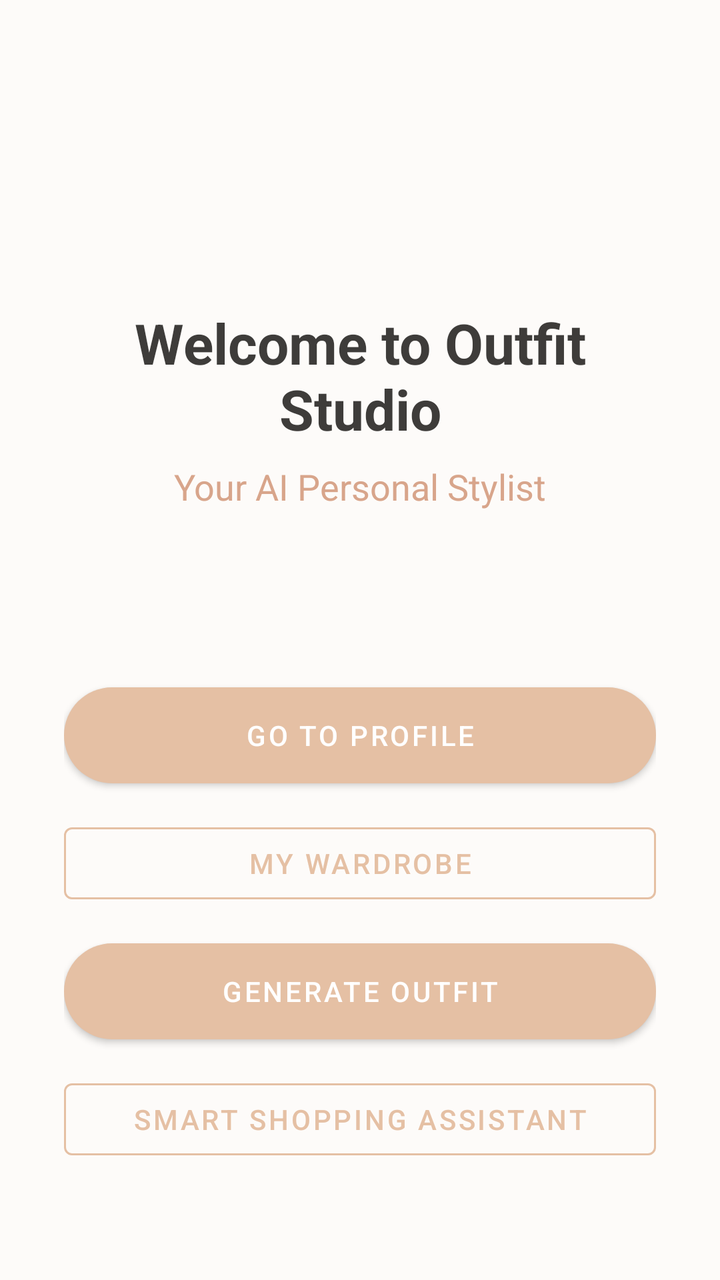
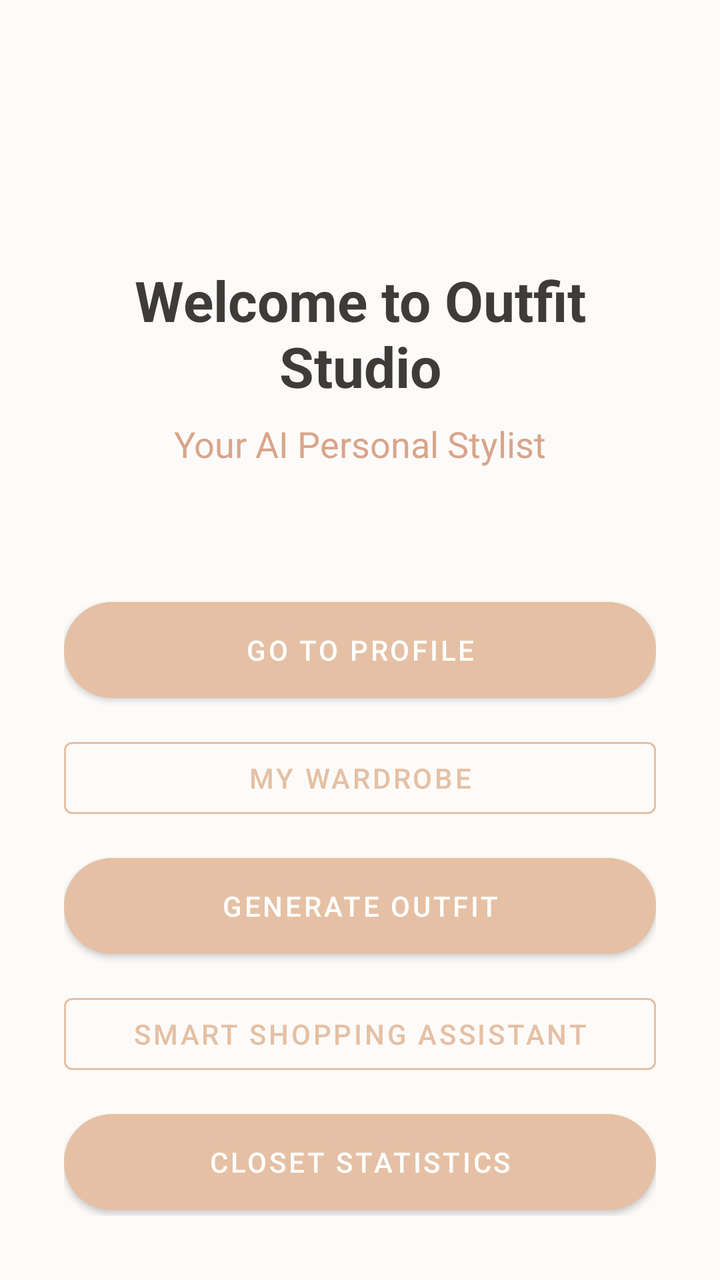

Before-and-after screenshots of an Android layout around one commit, followed by the original layout XML and the change that was made.
<!-- AndroidManifest.xml: application theme Theme.OutfitStudio -->
<!-- res/layout/activity_home.xml -->
<?xml version="1.0" encoding="utf-8"?>
<androidx.constraintlayout.widget.ConstraintLayout xmlns:android="http://schemas.android.com/apk/res/android"
    xmlns:app="http://schemas.android.com/apk/res-auto"
    android:layout_width="match_parent"
    android:layout_height="match_parent"
    android:background="@color/background"
    android:padding="32dp">

    <TextView
        android:id="@+id/tvWelcome"
        android:layout_width="wrap_content"
        android:layout_height="wrap_content"
        android:text="Welcome to Outfit Studio"
        android:textSize="28sp"
        android:textStyle="bold"
        android:textColor="@color/on_background"
        android:textAlignment="center"
        app:layout_constraintTop_toTopOf="parent"
        app:layout_constraintBottom_toTopOf="@id/btnProfile"
        app:layout_constraintStart_toStartOf="parent"
        app:layout_constraintEnd_toEndOf="parent"
        app:layout_constraintVertical_chainStyle="packed"/>
        
    <TextView
        android:id="@+id/tvSubtitle"
        android:layout_width="wrap_content"
        android:layout_height="wrap_content"
        android:text="Your AI Personal Stylist"
        android:textSize="18sp"
        android:textColor="@color/primary_variant"
        app:layout_constraintTop_toBottomOf="@id/tvWelcome"
        app:layout_constraintStart_toStartOf="parent"
        app:layout_constraintEnd_toEndOf="parent"
        android:layout_marginTop="8dp"/>

    <Button
        android:id="@+id/btnProfile"
        android:layout_width="match_parent"
        android:layout_height="wrap_content"
        android:text="Go to Profile"
        android:textColor="@color/on_primary"
        android:background="@drawable/bg_button_rounded"
        app:backgroundTint="@null"
        app:layout_constraintTop_toBottomOf="@id/tvSubtitle"
        app:layout_constraintBottom_toTopOf="@id/btnWardrobe"
        app:layout_constraintVertical_chainStyle="packed"
        android:layout_marginTop="64dp"/>

    <Button
        android:id="@+id/btnWardrobe"
        android:layout_width="match_parent"
        android:layout_height="wrap_content"
        android:text="My Wardrobe"
        android:textColor="@color/primary"
        style="@style/Widget.MaterialComponents.Button.OutlinedButton"
        app:strokeColor="@color/primary"
        app:layout_constraintTop_toBottomOf="@id/btnProfile"
        app:layout_constraintBottom_toTopOf="@id/btnGenerateOutfit"
        android:layout_marginTop="16dp"/>

    <Button
        android:id="@+id/btnGenerateOutfit"
        android:layout_width="match_parent"
        android:layout_height="wrap_content"
        android:text="Generate Outfit"
        android:textColor="@color/on_primary"
        android:background="@drawable/bg_button_rounded"
        app:backgroundTint="@null"
        app:layout_constraintTop_toBottomOf="@id/btnWardrobe"
        app:layout_constraintBottom_toTopOf="@id/btnSmartShopping"
        android:layout_marginTop="16dp"/>

    <Button
        android:id="@+id/btnSmartShopping"
        android:layout_width="match_parent"
        android:layout_height="wrap_content"
        android:text="Smart Shopping Assistant"
        android:textColor="@color/primary"
        style="@style/Widget.MaterialComponents.Button.OutlinedButton"
        app:strokeColor="@color/primary"
        app:layout_constraintTop_toBottomOf="@id/btnGenerateOutfit"
        app:layout_constraintBottom_toBottomOf="parent"
        android:layout_marginTop="16dp"/>

</androidx.constraintlayout.widget.ConstraintLayout>
<!-- resources referenced by this layout -->
<resources>
  <color name="background">#FDFBF9</color>
  <color name="on_background">#3E3C3A</color>
  <color name="on_primary">#FFFFFF</color>
  <color name="primary">#E5C0A4</color>
  <color name="primary_variant">#D8A58B</color>
  <!-- drawable bg_button_rounded (drawable) -->
  <?xml version="1.0" encoding="utf-8"?>
  <shape xmlns:android="http://schemas.android.com/apk/res/android"
      android:shape="rectangle">
      <solid android:color="@color/primary"/>
      <corners android:radius="24dp"/>
  </shape>
  <style name="Theme.OutfitStudio" parent="Theme.MaterialComponents.Light.NoActionBar">
          <item name="android:textColor">@color/on_background</item>
          <item name="android:textColorHint">@color/text_hint</item>
          
          <item name="colorPrimary">@color/primary</item>
          <item name="colorPrimaryVariant">@color/primary_variant</item>
          <item name="colorOnPrimary">@color/on_primary</item>
          
          <item name="colorSecondary">@color/primary</item>
          <item name="colorSecondaryVariant">@color/primary_variant</item>
          <item name="colorOnSecondary">@color/on_primary</item>
          
          <item name="android:colorBackground">@color/background</item>
          <item name="colorSurface">@color/surface</item>
          
          <item name="android:statusBarColor">@color/background</item>
          <item name="android:windowLightStatusBar">true</item>
      </style>
  <color name="text_hint">#A09D9B</color>
  <color name="surface">#FFFFFF</color>
</resources>

<!-- the commit's change to res/layout/activity_home.xml (unified diff, before → after) -->
@@ -79,6 +79,18 @@
         style="@style/Widget.MaterialComponents.Button.OutlinedButton"
         app:strokeColor="@color/primary"
         app:layout_constraintTop_toBottomOf="@id/btnGenerateOutfit"
+        app:layout_constraintBottom_toTopOf="@id/btnClosetStatistics"
+        android:layout_marginTop="16dp"/>
+
+    <Button
+        android:id="@+id/btnClosetStatistics"
+        android:layout_width="match_parent"
+        android:layout_height="wrap_content"
+        android:text="Closet Statistics"
+        android:textColor="@color/on_primary"
+        android:background="@drawable/bg_button_rounded"
+        app:backgroundTint="@null"
+        app:layout_constraintTop_toBottomOf="@id/btnSmartShopping"
         app:layout_constraintBottom_toBottomOf="parent"
         android:layout_marginTop="16dp"/>
 
